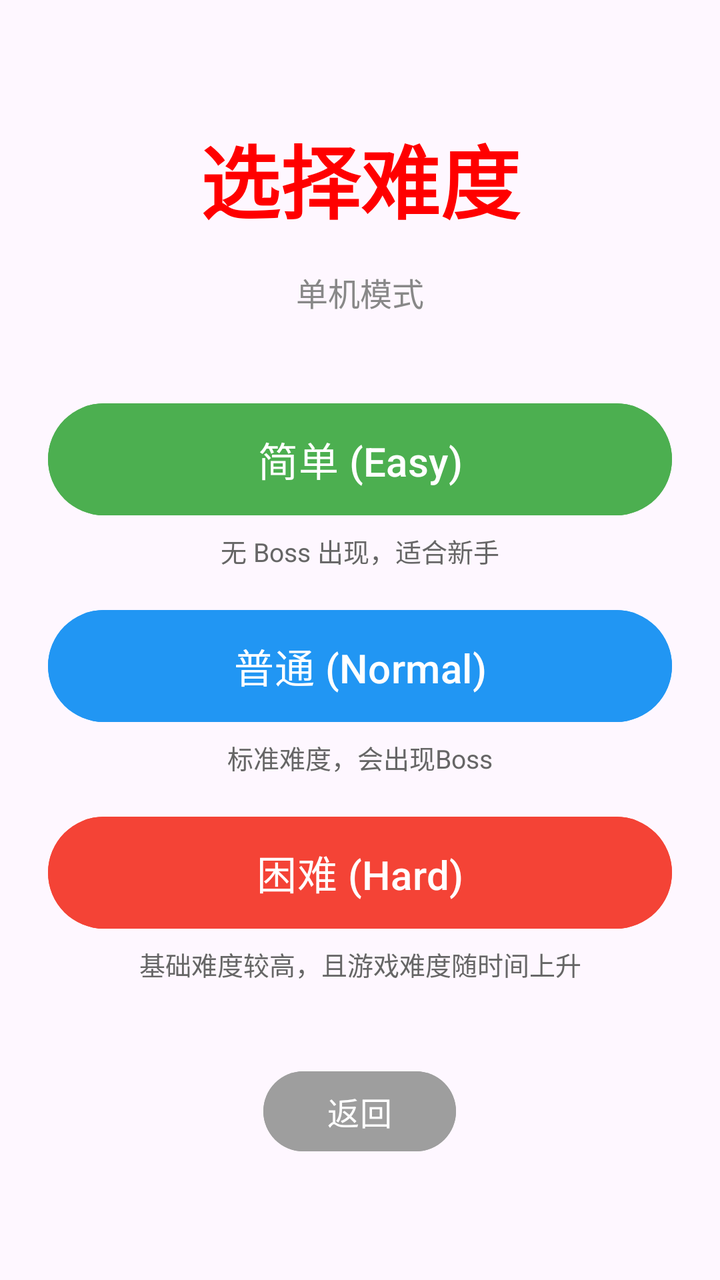
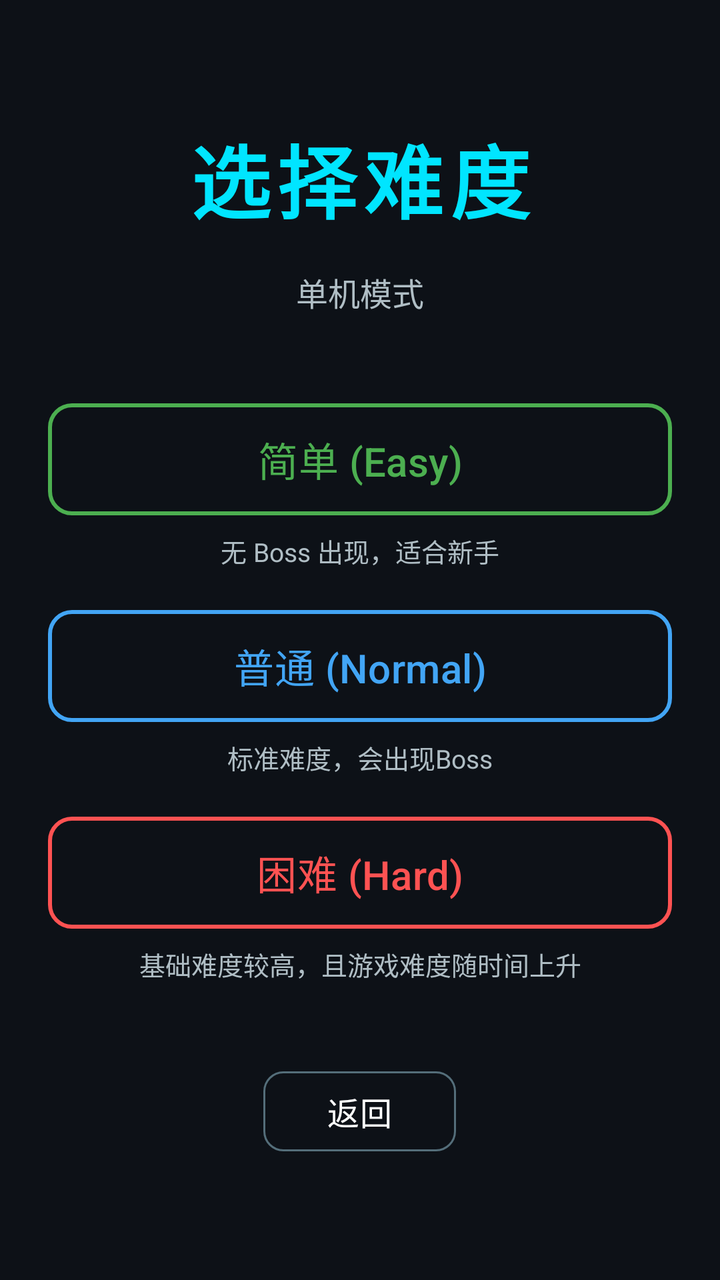

Screens rendered from an Android XML layout before and after an edit, with the pre-edit source and the edit as a unified diff.
<!-- AndroidManifest.xml: application theme Theme.AircraftWar -->
<!-- res/layout/activity_difficulty.xml -->
<?xml version="1.0" encoding="utf-8"?>
<LinearLayout xmlns:android="http://schemas.android.com/apk/res/android"
    android:layout_width="match_parent"
    android:layout_height="match_parent"
    android:orientation="vertical"
    android:gravity="center"
    android:padding="24dp">

    
    <TextView
        android:layout_width="match_parent"
        android:layout_height="wrap_content"
        android:text="选择难度"
        android:textSize="40sp"
        android:textStyle="bold"
        android:textColor="#FF0000"
        android:gravity="center"
        android:layout_marginBottom="16dp" />

    
    <TextView
        android:id="@+id/tv_mode_hint"
        android:layout_width="match_parent"
        android:layout_height="wrap_content"
        android:text="单机模式"
        android:textSize="16sp"
        android:textColor="#888888"
        android:gravity="center"
        android:layout_marginBottom="40dp" />

    
    <LinearLayout
        android:layout_width="match_parent"
        android:layout_height="wrap_content"
        android:orientation="vertical"
        android:layout_marginBottom="16dp">

        <Button
            android:id="@+id/btn_easy"
            android:layout_width="match_parent"
            android:layout_height="64dp"
            android:text="简单 (Easy)"
            android:textSize="20sp"
            android:backgroundTint="#4CAF50" />

        <TextView
            android:layout_width="match_parent"
            android:layout_height="wrap_content"
            android:text="无 Boss 出现，适合新手"
            android:textSize="13sp"
            android:textColor="#666666"
            android:gravity="center"
            android:layout_marginTop="4dp" />
    </LinearLayout>

    
    <LinearLayout
        android:layout_width="match_parent"
        android:layout_height="wrap_content"
        android:orientation="vertical"
        android:layout_marginBottom="16dp">

        <Button
            android:id="@+id/btn_normal"
            android:layout_width="match_parent"
            android:layout_height="64dp"
            android:text="普通 (Normal)"
            android:textSize="20sp"
            android:backgroundTint="#2196F3" />

        <TextView
            android:layout_width="match_parent"
            android:layout_height="wrap_content"
            android:text="标准难度，会出现Boss"
            android:textSize="13sp"
            android:textColor="#666666"
            android:gravity="center"
            android:layout_marginTop="4dp" />
    </LinearLayout>

    
    <LinearLayout
        android:layout_width="match_parent"
        android:layout_height="wrap_content"
        android:orientation="vertical"
        android:layout_marginBottom="40dp">

        <Button
            android:id="@+id/btn_hard"
            android:layout_width="match_parent"
            android:layout_height="64dp"
            android:text="困难 (Hard)"
            android:textSize="20sp"
            android:backgroundTint="#F44336" />

        <TextView
            android:layout_width="match_parent"
            android:layout_height="wrap_content"
            android:text="基础难度较高，且游戏难度随时间上升"
            android:textSize="13sp"
            android:textColor="#666666"
            android:gravity="center"
            android:layout_marginTop="4dp" />
    </LinearLayout>

    
    <Button
        android:id="@+id/btn_back"
        android:layout_width="wrap_content"
        android:layout_height="48dp"
        android:text="返回"
        android:textSize="16sp"
        android:paddingHorizontal="32dp"
        android:backgroundTint="#9E9E9E" />

</LinearLayout>
<!-- resources referenced by this layout -->
<resources>
  <style name="Theme.AircraftWar" parent="Base.Theme.AircraftWar" />
  <style name="Base.Theme.AircraftWar" parent="Theme.Material3.DayNight.NoActionBar">
          
          
      </style>
</resources>

<!-- the commit's change to res/layout/activity_difficulty.xml (unified diff, before → after) -->
@@ -1,10 +1,12 @@
 <?xml version="1.0" encoding="utf-8"?>
 <LinearLayout xmlns:android="http://schemas.android.com/apk/res/android"
+    xmlns:app="http://schemas.android.com/apk/res-auto"
     android:layout_width="match_parent"
     android:layout_height="match_parent"
     android:orientation="vertical"
     android:gravity="center"
-    android:padding="24dp">
+    android:padding="24dp"
+    android:background="@color/color_background">
 
     
     <TextView
@@ -13,8 +15,9 @@
         android:text="选择难度"
         android:textSize="40sp"
         android:textStyle="bold"
-        android:textColor="#FF0000"
+        android:textColor="@color/color_title"
         android:gravity="center"
+        android:letterSpacing="0.08"
         android:layout_marginBottom="16dp" />
 
     
@@ -24,7 +27,7 @@
         android:layout_height="wrap_content"
         android:text="单机模式"
         android:textSize="16sp"
-        android:textColor="#888888"
+        android:textColor="@color/color_text_secondary"
         android:gravity="center"
         android:layout_marginBottom="40dp" />
 
@@ -37,18 +40,22 @@
 
         <Button
             android:id="@+id/btn_easy"
+            style="@style/Widget.Material3.Button.OutlinedButton"
             android:layout_width="match_parent"
             android:layout_height="64dp"
             android:text="简单 (Easy)"
             android:textSize="20sp"
-            android:backgroundTint="#4CAF50" />
+            android:textColor="@color/color_easy"
+            app:strokeColor="@color/color_easy"
+            app:strokeWidth="2dp"
+            app:cornerRadius="12dp" />
 
         <TextView
             android:layout_width="match_parent"
             android:layout_height="wrap_content"
             android:text="无 Boss 出现，适合新手"
             android:textSize="13sp"
-            android:textColor="#666666"
+            android:textColor="@color/color_text_secondary"
             android:gravity="center"
             android:layout_marginTop="4dp" />
     </LinearLayout>
@@ -62,18 +69,22 @@
 
         <Button
             android:id="@+id/btn_normal"
+            style="@style/Widget.Material3.Button.OutlinedButton"
             android:layout_width="match_parent"
             android:layout_height="64dp"
             android:text="普通 (Normal)"
             android:textSize="20sp"
-            android:backgroundTint="#2196F3" />
+            android:textColor="@color/color_normal"
+            app:strokeColor="@color/color_normal"
+            app:strokeWidth="2dp"
+            app:cornerRadius="12dp" />
 
         <TextView
             android:layout_width="match_parent"
             android:layout_height="wrap_content"
             android:text="标准难度，会出现Boss"
             android:textSize="13sp"
-            android:textColor="#666666"
+            android:textColor="@color/color_text_secondary"
             android:gravity="center"
             android:layout_marginTop="4dp" />
     </LinearLayout>
@@ -87,18 +98,22 @@
 
         <Button
             android:id="@+id/btn_hard"
+            style="@style/Widget.Material3.Button.OutlinedButton"
             android:layout_width="match_parent"
             android:layout_height="64dp"
             android:text="困难 (Hard)"
             android:textSize="20sp"
-            android:backgroundTint="#F44336" />
+            android:textColor="@color/color_hard"
+            app:strokeColor="@color/color_hard"
+            app:strokeWidth="2dp"
+            app:cornerRadius="12dp" />
 
         <TextView
             android:layout_width="match_parent"
             android:layout_height="wrap_content"
             android:text="基础难度较高，且游戏难度随时间上升"
             android:textSize="13sp"
-            android:textColor="#666666"
+            android:textColor="@color/color_text_secondary"
             android:gravity="center"
             android:layout_marginTop="4dp" />
     </LinearLayout>
@@ -106,11 +121,15 @@
     
     <Button
         android:id="@+id/btn_back"
+        style="@style/Widget.Material3.Button.OutlinedButton"
         android:layout_width="wrap_content"
         android:layout_height="48dp"
         android:text="返回"
         android:textSize="16sp"
+        android:textColor="@color/color_text_primary"
         android:paddingHorizontal="32dp"
-        android:backgroundTint="#9E9E9E" />
+        app:strokeColor="@color/color_button_back"
+        app:strokeWidth="1dp"
+        app:cornerRadius="10dp" />
 
 </LinearLayout>
<!-- resource entries referenced after the edit -->
@@ -1,9 +1,22 @@
 <!-- resources referenced by this layout -->
 <resources>
+  <color name="color_background">#0D1117</color>
+  <color name="color_button_back">#546E7A</color>
+  <color name="color_easy">#4CAF50</color>
+  <color name="color_hard">#FF5252</color>
+  <color name="color_normal">#42A5F5</color>
+  <color name="color_text_primary">#FFFFFF</color>
+  <color name="color_text_secondary">#B0BEC5</color>
+  <color name="color_title">#00E5FF</color>
   <style name="Theme.AircraftWar" parent="Base.Theme.AircraftWar" />
   <style name="Base.Theme.AircraftWar" parent="Theme.Material3.DayNight.NoActionBar">
-          
-          
+          <item name="colorPrimary">#00BCD4</item>
+          <item name="colorPrimaryVariant">#00838F</item>
+          <item name="android:windowBackground">@color/color_background</item>
+          <item name="colorSurface">@color/color_card_bg</item>
+          <item name="colorOnSurface">@color/color_text_primary</item>
+          <item name="colorOnPrimary">@color/color_background</item>
       </style>
+  <color name="color_card_bg">#111827</color>
 </resources>
 
